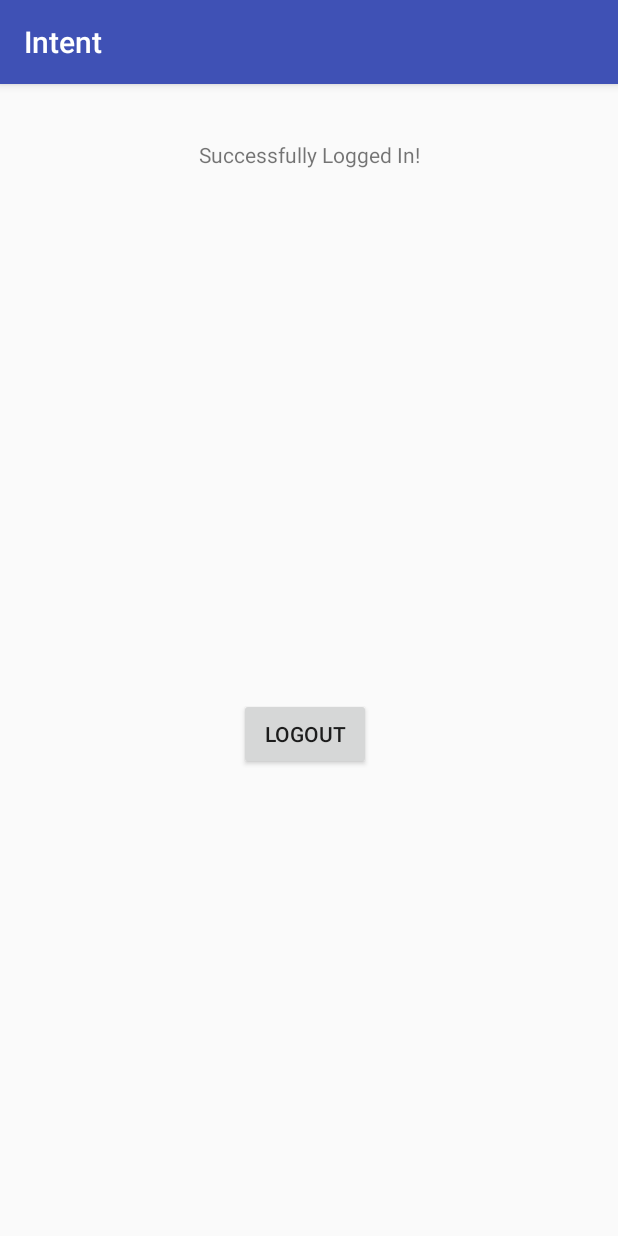
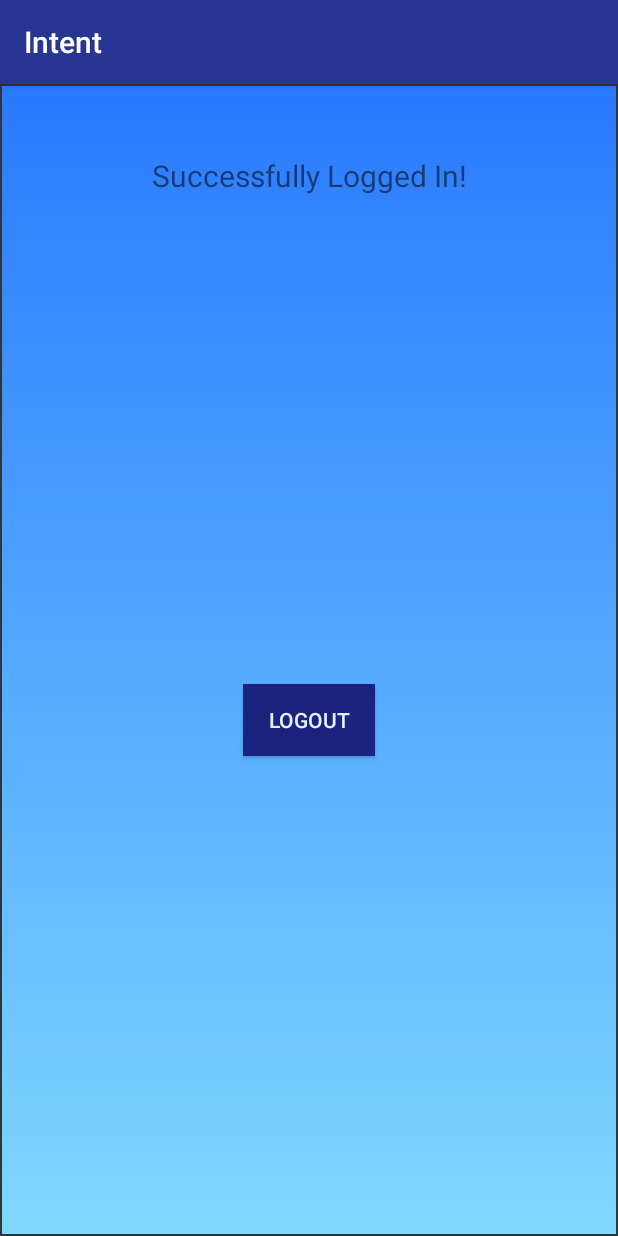
Before and after one commit to MaananBahl/Login, an Android app: the screen it shows after launch (secondactivity before the commit, SecondActivity after it), after a tap on "LOGIN", on a phone screen of 412 x 824 dp. Run offline under Robolectric (Android 15) with nearby library versions, the phone set to English and light mode, and no system bars.

Commit message:
updated login

```diff
--- a/app/build.gradle
+++ b/app/build.gradle
@@ -1,4 +1,5 @@
 apply plugin: 'com.android.application'
+apply plugin: 'kotlin-android'
 
 android {
     compileSdkVersion 25
@@ -27,4 +28,9 @@ dependencies {
     compile 'com.android.support:appcompat-v7:25.3.1'
     compile 'com.android.support.constraint:constraint-layout:1.0.2'
     testCompile 'junit:junit:4.12'
+    compile "org.jetbrains.kotlin:kotlin-stdlib-jre7:$kotlin_version"
+    compile 'com.android.support:recyclerview-v7:25.3.1'
 }
+repositories {
+    mavenCentral()
+}
--- a/app/src/main/AndroidManifest.xml
+++ b/app/src/main/AndroidManifest.xml
@@ -16,7 +16,7 @@
                 <category android:name="android.intent.category.LAUNCHER" />
             </intent-filter>
         </activity>
-        <activity android:name=".secondactivity"/>
+        <activity android:name=".SecondActivity"/>
     </application>
 
 </manifest>
--- a/app/src/main/java/com/example/maanan/intent/MainActivity.java
+++ /dev/null
@@ -1,68 +0,0 @@
-package com.example.maanan.intent;
-
-import android.content.Intent;
-import android.content.SharedPreferences;
-import android.support.v7.app.AppCompatActivity;
-import android.os.Bundle;
-import android.view.View;
-import android.widget.Button;
-import android.widget.EditText;
-
-public class MainActivity extends AppCompatActivity implements View.OnClickListener {
-
-    public static final String MY_PREFS_NAME = "MyPrefsFile";
-    Button b;
-    EditText e1;
-    EditText e2;
-    EditText e3;
-    EditText e4;
-    String s1,s2,s3,s4;
-    SharedPreferences pref;
-
-
-    @Override
-    protected void onCreate(Bundle savedInstanceState) {
-        super.onCreate(savedInstanceState);
-        pref = getApplicationContext().getSharedPreferences(MY_PREFS_NAME,0);
-        if (pref.getString("firstname",null)!=null) {
-            s1 = pref.getString("firstname",null);
-            s2 = pref.getString("lastname",null);
-            s3 = pref.getString("email",null);
-            s4 = pref.getString("password",null);
-            launchActivity();
-        }
-        setContentView(R.layout.activity_main);
-        b= (Button) findViewById(R.id.button);
-        e1=(EditText)findViewById(R.id.editText1);
-        e2=(EditText)findViewById(R.id.editText2);
-        e3=(EditText)findViewById(R.id.editText3);
-        e4=(EditText)findViewById(R.id.editText4);
-        b.setOnClickListener(this);
-    }
-
-    private void launchActivity() {
-        Intent intent = new Intent(this, secondactivity.class);
-        intent.putExtra("firstname",s1);
-        intent.putExtra("lastname",s2);
-        intent.putExtra("email",s3);
-        intent.putExtra("password",s4);
-        startActivity(intent);
-    }
-
-    @Override
-    public void onClick(View v) {
-        s1 = e1.getText().toString();
-        s2 = e2.getText().toString();
-        s3 = e3.getText().toString();
-        s4 = e4.getText().toString();
-
-
-        SharedPreferences.Editor editor1 = pref.edit();
-        editor1.putString("firstname",s1);
-        editor1.putString("lastname",s2);
-        editor1.putString("email",s3);
-        editor1.putString("password",s4);
-        editor1.apply();
-        launchActivity();
-    }
-}
--- /dev/null
+++ b/app/src/main/java/com/example/maanan/intent/MainActivity.kt
@@ -0,0 +1,74 @@
+package com.example.maanan.intent
+
+import android.content.Intent
+import android.content.SharedPreferences
+import android.support.v7.app.AppCompatActivity
+import android.os.Bundle
+import android.view.View
+import android.widget.Button
+import android.widget.EditText
+
+class MainActivity : AppCompatActivity(), View.OnClickListener {
+    internal var b: Button? = null
+    internal var e1: EditText? = null
+    internal var e2: EditText? = null
+    internal var e3: EditText? = null
+    internal var e4: EditText? = null
+    internal var s1: String? = null
+    internal var s2: String? = null
+    internal var s3: String? = null
+    internal var s4: String? = null
+    internal var pref: SharedPreferences? = null
+
+
+    override fun onCreate(savedInstanceState: Bundle?) {
+        super.onCreate(savedInstanceState)
+        pref = applicationContext.getSharedPreferences(MY_PREFS_NAME, 0)
+        if ((pref as SharedPreferences).getString("firstname", null) != null) {
+            s1 = (pref as SharedPreferences).getString("firstname", null)
+            s2 = (pref as SharedPreferences).getString("lastname", null)
+            s3 = (pref as SharedPreferences).getString("email", null)
+            s4 = (pref as SharedPreferences).getString("password", null)
+            launchActivity()
+        }
+        setContentView(R.layout.activity_main)
+        b = findViewById(R.id.button) as Button
+        e1 = findViewById(R.id.editText1) as EditText
+        e2 = findViewById(R.id.editText2) as EditText
+        e3 = findViewById(R.id.editText3) as EditText
+        e4 = findViewById(R.id.editText4) as EditText
+        (b as Button).setOnClickListener(this)
+    }
+
+    private fun launchActivity() {
+        val intent = Intent(this, SecondActivity::class.java)
+        intent.putExtra("firstname", s1)
+        intent.putExtra("lastname", s2)
+        intent.putExtra("email", s3)
+        intent.putExtra("password", s4)
+        startActivity(intent)
+        finish()
+    }
+
+    override fun onClick(v: View) {
+        s1 = e1?.text.toString()
+        s2 = e2?.text.toString()
+        s3 = e3?.text.toString()
+        s4 = e4?.text.toString()
+
+
+        val editor1 = pref?.edit()
+        editor1?.putString("firstname", s1)
+        editor1?.putString("lastname", s2)
+        editor1?.putString("email", s3)
+        editor1?.putString("password", s4)
+        editor1?.apply()
+        launchActivity()
+    }
+
+    companion object {
+
+        val MY_PREFS_NAME = "MyPrefsFile"
+    }
+
+}
--- /dev/null
+++ b/app/src/main/java/com/example/maanan/intent/SecondActivity.kt
@@ -0,0 +1,55 @@
+package com.example.maanan.intent
+
+import android.content.Intent
+import android.content.SharedPreferences
+import android.os.Bundle
+import android.support.v7.app.AppCompatActivity
+import android.view.View
+import android.widget.Button
+import android.widget.TextView
+
+class SecondActivity : AppCompatActivity(), View.OnClickListener {
+    internal var t1: TextView? = null
+    internal var t2: TextView? = null
+    internal var t3: TextView? = null
+    internal var b1: Button? = null
+
+    override fun onCreate(savedInstanceState: Bundle?) {
+        super.onCreate(savedInstanceState)
+        setContentView(R.layout.second)
+        t1 = findViewById(R.id.textView1) as TextView
+        t2 = findViewById(R.id.textView2) as TextView
+        t3 = findViewById(R.id.textView3) as TextView
+        b1 = findViewById(R.id.button2) as Button
+        val b = intent.extras
+
+        if (b != null) {
+            val s = b.get("firstname") as String
+            (t1 as TextView).text = s
+            val s2 = b.get("lastname") as String
+            (t2 as TextView).text = s2
+            val s3 = b.get("email") as String
+            (t3 as TextView).text = s3
+        }
+        (b1 as Button).setOnClickListener(this)
+    }
+
+    override fun onClick(v: View) {
+        if (v === b1) {
+            val i = Intent(this, MainActivity::class.java)
+            val pref = applicationContext.getSharedPreferences(MY_PREFS_NAME, 0)
+            val editor = pref.edit()
+            editor.clear()
+            editor.apply()
+
+            startActivity(i)
+            finish()
+        }
+    }
+
+    companion object {
+
+
+        val MY_PREFS_NAME = "MyPrefsFile"
+    }
+}
--- /dev/null
+++ b/app/src/main/res/drawable/gradient.xml
@@ -0,0 +1,11 @@
+<?xml version="1.0" encoding="utf-8"?>
+<shape xmlns:android="http://schemas.android.com/apk/res/android">
+    <gradient
+        android:angle="90"
+        android:endColor="#2979FF"
+        android:startColor="#80D8FF" />
+
+    <stroke
+        android:width="1dp"
+        android:color="#343434" />
+</shape>
--- a/app/src/main/res/layout/second.xml
+++ b/app/src/main/res/layout/second.xml
@@ -3,6 +3,7 @@
     xmlns:android="http://schemas.android.com/apk/res/android"
     xmlns:app="http://schemas.android.com/apk/res-auto"
     xmlns:tools="http://schemas.android.com/tools"
+    android:background="@drawable/gradient"
     android:orientation="vertical" android:layout_width="match_parent"
     android:layout_height="match_parent">
 
@@ -11,48 +12,64 @@
         android:layout_width="wrap_content"
         android:layout_height="wrap_content"
         android:text="TextView"
+        android:padding="10dp"
+        android:textSize="20dp"
         app:layout_constraintTop_toTopOf="parent"
-        android:layout_marginTop="100dp"
+        android:layout_marginTop="117dp"
         android:layout_marginLeft="8dp"
         app:layout_constraintLeft_toLeftOf="parent"
         android:layout_marginRight="8dp"
-        app:layout_constraintRight_toRightOf="parent" />
+        app:layout_constraintRight_toRightOf="parent"
+        android:layout_marginStart="8dp"
+        android:layout_marginEnd="8dp" />
 
     <TextView
         android:id="@+id/textView2"
         android:layout_width="wrap_content"
         android:layout_height="wrap_content"
         android:text="TextView"
+        android:padding="10dp"
+        android:textSize="20dp"
         app:layout_constraintTop_toTopOf="parent"
-        android:layout_marginTop="205dp"
+        android:layout_marginTop="216dp"
         android:layout_marginLeft="8dp"
         app:layout_constraintLeft_toLeftOf="parent"
         android:layout_marginRight="8dp"
-        app:layout_constraintRight_toRightOf="parent" />
+        app:layout_constraintRight_toRightOf="parent"
+        android:layout_marginStart="8dp"
+        android:layout_marginEnd="8dp" />
 
     <TextView
         android:id="@+id/textView3"
         android:layout_width="wrap_content"
         android:layout_height="wrap_content"
         android:text="TextView"
+        android:padding="10dp"
+        android:textSize="20dp"
         app:layout_constraintTop_toTopOf="parent"
-        android:layout_marginTop="315dp"
+        android:layout_marginTop="313dp"
         android:layout_marginLeft="8dp"
         app:layout_constraintLeft_toLeftOf="parent"
         android:layout_marginRight="8dp"
-        app:layout_constraintRight_toRightOf="parent" />
+        app:layout_constraintRight_toRightOf="parent"
+        android:layout_marginStart="8dp"
+        android:layout_marginEnd="8dp" />
 
     <TextView
         android:id="@+id/textView4"
         android:layout_width="wrap_content"
         android:layout_height="wrap_content"
         android:text="Successfully Logged In!"
+        android:padding="10dp"
+        android:textSize="20dp"
         app:layout_constraintTop_toTopOf="parent"
         android:layout_marginTop="37dp"
         android:layout_marginLeft="8dp"
         app:layout_constraintLeft_toLeftOf="parent"
         android:layout_marginRight="8dp"
-        app:layout_constraintRight_toRightOf="parent" />
+        app:layout_constraintRight_toRightOf="parent"
+        android:layout_marginStart="8dp"
+        android:layout_marginEnd="8dp" />
 
     <Button
         android:id="@+id/button2"
@@ -60,11 +77,14 @@
         android:layout_height="wrap_content"
         android:layout_marginLeft="8dp"
         android:layout_marginRight="8dp"
-        android:layout_marginTop="409dp"
+        android:layout_marginTop="400dp"
+        android:background="#1A237E"
         android:text="Logout"
-        app:layout_constraintHorizontal_bias="0.492"
+        android:textColor="#E3F2FD"
         app:layout_constraintLeft_toLeftOf="parent"
         app:layout_constraintRight_toRightOf="parent"
-        app:layout_constraintTop_toTopOf="parent" />
+        app:layout_constraintTop_toTopOf="parent"
+        android:layout_marginStart="8dp"
+        android:layout_marginEnd="8dp" />
 
 </android.support.constraint.ConstraintLayout>
--- a/app/src/main/res/values/colors.xml
+++ b/app/src/main/res/values/colors.xml
@@ -1,6 +1,6 @@
 <?xml version="1.0" encoding="utf-8"?>
 <resources>
-    <color name="colorPrimary">#3F51B5</color>
-    <color name="colorPrimaryDark">#303F9F</color>
+    <color name="colorPrimary">#283593</color>
+    <color name="colorPrimaryDark">#1A237E</color>
     <color name="colorAccent">#FF4081</color>
 </resources>
--- a/build.gradle
+++ b/build.gradle
@@ -1,11 +1,13 @@
 // Top-level build file where you can add configuration options common to all sub-projects/modules.
 
 buildscript {
+    ext.kotlin_version = '1.1.2-4'
     repositories {
         jcenter()
     }
     dependencies {
         classpath 'com.android.tools.build:gradle:2.3.2'
+        classpath "org.jetbrains.kotlin:kotlin-gradle-plugin:$kotlin_version"
 
         // NOTE: Do not place your application dependencies here; they belong
         // in the individual module build.gradle files
```
Also changed, not shown: app/src/main/res/drawable/round.xml (added, +11 -0 lines), app/src/main/res/layout/activity_main.xml (+22 -3 lines), app/src/main/res/layout/practice.xml (added, +19 -0 lines).
